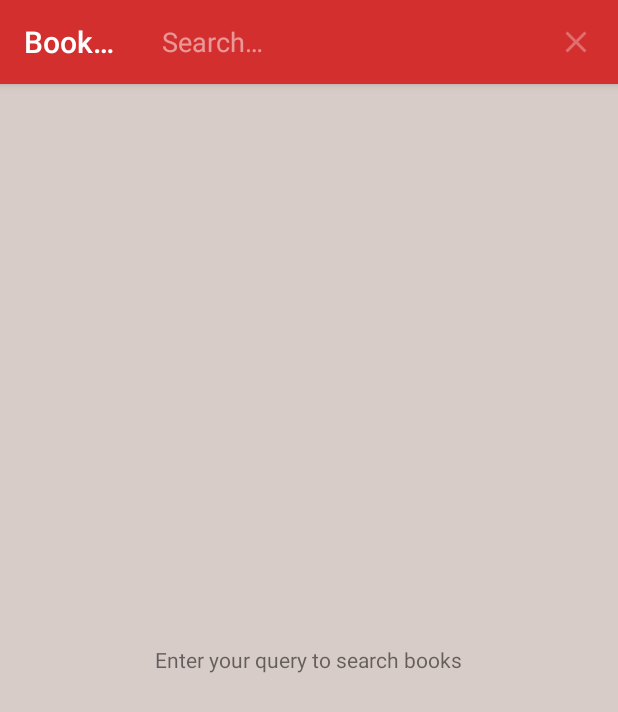
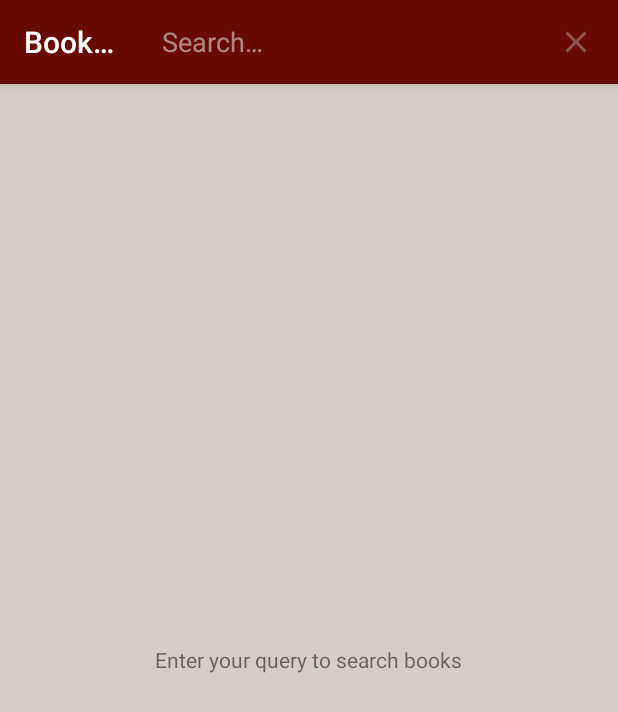
Before and after one commit to CannibalChoco/BookListing, an Android app: the screen it shows after launch (MainActivity), after a tap on "Search", on a phone screen of 412 x 824 dp. Shown: the top 712 px of the screen. Run offline under Robolectric (Android 15) with nearby library versions, the phone set to English and light mode, and no system bars.

Commit message:
Nicer color scheme

```diff
--- a/app/src/main/res/values/colors.xml
+++ b/app/src/main/res/values/colors.xml
@@ -1,7 +1,7 @@
 <?xml version="1.0" encoding="utf-8"?>
 <resources>
-    <color name="colorPrimary">#D32F2F</color>
-    <color name="colorPrimaryDark">#B71C1C</color>
-    <color name="colorAccent">#FF4081</color>
+    <color name="colorPrimary">#670B02</color>
+    <color name="colorPrimaryDark">#380601</color>
+    <color name="colorAccent">#FD00DD</color>
     <color name="background">#D7CCC8</color>
 </resources>
```
